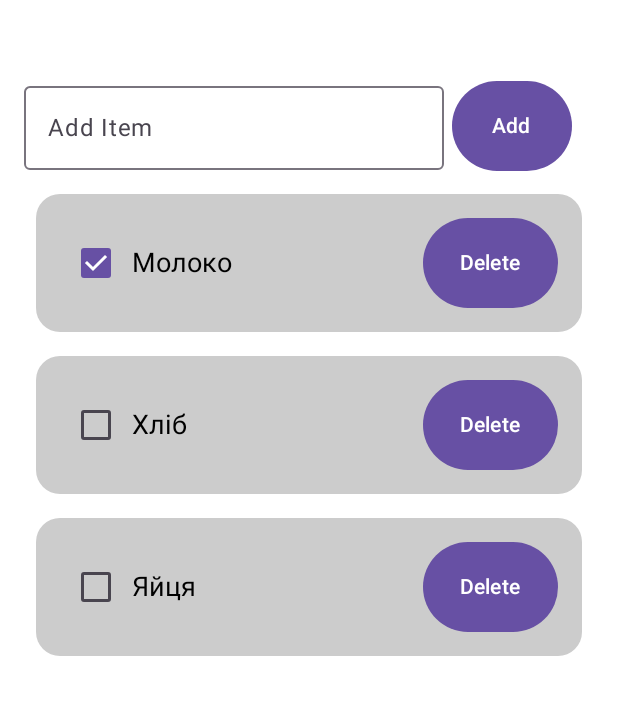
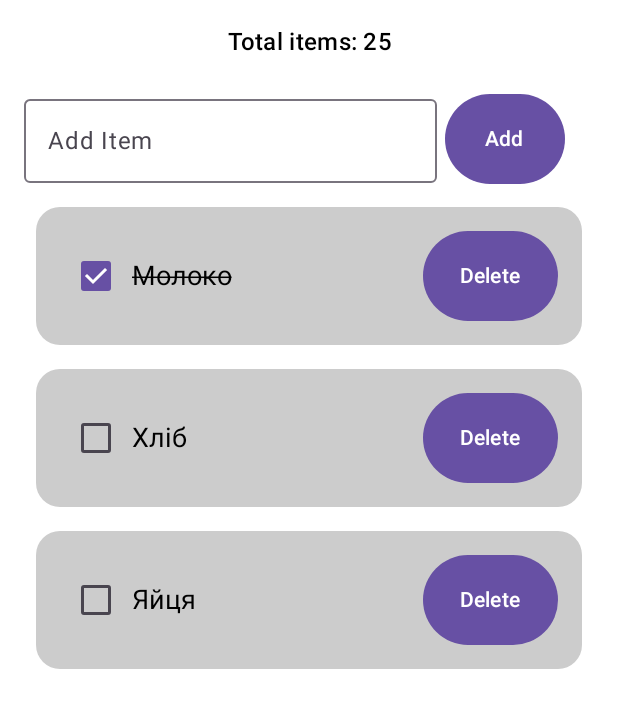
Before and after one commit to Chorn4/Lab5List, an Android app built with Jetpack Compose: the @Preview function ShoppingListScreenPreview, on a phone screen of 412 x 824 dp. Shown: the top 708 px of the screen. Run offline under Robolectric (Android 15) with nearby library versions, the phone set to English and light mode, and no system bars; our stand-ins replace Room's generated code.

Commit message:
add edit functionality, edit validation & text decor for item if isBought = true

```diff
--- a/app/build.gradle.kts
+++ b/app/build.gradle.kts
@@ -41,7 +41,6 @@ android {
 }
 
 dependencies {
-
     implementation(libs.androidx.core.ktx)
     implementation(libs.androidx.lifecycle.runtime.ktx)
     implementation(libs.androidx.activity.compose)
--- a/app/src/main/java/com/example/lab4project/MainActivity.kt
+++ b/app/src/main/java/com/example/lab4project/MainActivity.kt
@@ -2,16 +2,15 @@ package com.example.lab4project
 
 import android.app.Application
 import android.content.Context
-import android.icu.lang.UCharacter.VerticalOrientation
 import android.os.Bundle
 import androidx.activity.ComponentActivity
 import androidx.activity.compose.setContent
 import androidx.activity.enableEdgeToEdge
 import androidx.compose.foundation.background
 import androidx.compose.foundation.clickable
-import androidx.compose.foundation.layout.Column
+import androidx.compose.foundation.interaction.MutableInteractionSource
+import androidx.compose.foundation.layout.Box
 import androidx.compose.foundation.layout.Row
-import androidx.compose.foundation.layout.fillMaxHeight
 import androidx.compose.foundation.layout.fillMaxSize
 import androidx.compose.foundation.layout.fillMaxWidth
 import androidx.compose.foundation.layout.height
@@ -19,7 +18,6 @@ import androidx.compose.foundation.layout.padding
 import androidx.compose.foundation.layout.width
 import androidx.compose.foundation.lazy.LazyColumn
 import androidx.compose.foundation.lazy.itemsIndexed
-import androidx.compose.foundation.verticalScroll
 import androidx.compose.material3.Button
 import androidx.compose.material3.Checkbox
 import androidx.compose.material3.MaterialTheme
@@ -35,8 +33,11 @@ import androidx.compose.runtime.remember
 import androidx.compose.runtime.setValue
 import androidx.compose.ui.Alignment
 import androidx.compose.ui.Modifier
+import androidx.compose.ui.draw.clip
 import androidx.compose.ui.graphics.Color
 import androidx.compose.ui.platform.LocalContext
+import androidx.compose.ui.text.style.TextAlign
+import androidx.compose.ui.text.style.TextDecoration
 import androidx.compose.ui.tooling.preview.Preview
 import androidx.compose.ui.unit.dp
 import androidx.compose.ui.unit.sp
@@ -59,6 +60,7 @@ import androidx.room.Update
 import com.example.lab4project.ui.theme.Lab4ProjectTheme
 import kotlinx.coroutines.Dispatchers
 import kotlinx.coroutines.launch
+import kotlinx.coroutines.withContext
 
 class MainActivity : ComponentActivity() {
     override fun onCreate(savedInstanceState: Bundle?) {
@@ -158,6 +160,16 @@ class ShoppingListViewModel(application: Application): AndroidViewModel(applicat
         }
     }
 
+    // Додав функцію редагування
+    fun editItem(index: Int, newName: String){
+        viewModelScope.launch(Dispatchers.IO){
+            val item = _shoppingList[index]
+            val editedItem = item.copy(name = newName)
+            dao.updateItem(editedItem)
+            _shoppingList[index] = editedItem
+        }
+    }
+
     fun toggleBought(index: Int){
         viewModelScope.launch(Dispatchers.IO){
             val item = _shoppingList[index]
@@ -166,6 +178,20 @@ class ShoppingListViewModel(application: Application): AndroidViewModel(applicat
             _shoppingList[index] = updateItem
         }
     }
+
+    // Змінна для зберігання поточного змінюваного індексу
+    var currentEditingIndex by mutableStateOf<Int?>(null)
+        private set
+
+    // Функції для відстеження статусу редагування
+    fun startEditing(index: Int) {
+        currentEditingIndex = index
+    }
+
+    fun stopEditing() {
+        currentEditingIndex = null
+    }
+
 }
 
 // View
@@ -174,35 +200,87 @@ fun ShoppingItemCard(
     item: ShoppingItem,
     onToggleBought: () -> Unit = {},
     // Додав обробник події видалення
-    onDelete: () -> Unit = {}
+    onDelete: () -> Unit = {},
+    // Додав оброник події редагування
+    onEdit: (String) -> Unit = {},
+
+    // Додав змінну для збережння статусу редагування
+    isEditing: Boolean = false,
+    // Додав обробники подій для відстеження статусу редагування
+    onStartEdit: () -> Unit = {},
+    onStopEdit: () -> Unit = {}
 ){
+    // Додав змінну для тексту редагування
+    var editText by remember { mutableStateOf(item.name)}
+
     Row (
         modifier = Modifier
             .fillMaxWidth()
+            .clip(shape = MaterialTheme.shapes.small)
             .padding(8.dp)
             .background(
                 Color.LightGray,
                 // MaterialTheme.colorScheme.surfaceDim,
                 MaterialTheme.shapes.large
             )
-            //.clickable {onToggleBought()}
+            .clickable(
+                indication = null,
+                interactionSource = remember { MutableInteractionSource() }
+            ) { onStartEdit() }
             .padding(16.dp),
-        verticalAlignment = Alignment.CenterVertically
+        verticalAlignment = Alignment.CenterVertically,
     ){
-        Checkbox(checked = item.isBought, onCheckedChange = {
+        Checkbox(
+            checked = item.isBought,
+            onCheckedChange = {
                 onToggleBought()
+                onStopEdit()
         })
+
+        // Відображення залежно від стану isEditing
+        if (isEditing){
+            OutlinedTextField(
+                modifier = Modifier
+                    .width(70.dp)
+                    .weight(1f),
+                value = editText,
+                onValueChange = {editText = it},
+                singleLine = true
+            )
+            Button(
+                modifier = Modifier
+                    .height(60.dp)
+                    .width(90.dp),
+                onClick = {
+                    if (editText.isNotBlank()){
+                        onEdit(editText)
+                        onStopEdit()
+                    }
+                }
+            ) {
+                Text("Save")
+            }
+        } else{
             Text(
                 text = item.name,
                 modifier = Modifier.weight(1f),
                 fontSize = 18.sp,
+                textDecoration = if (item.isBought) TextDecoration.LineThrough else TextDecoration.None
             )
+
             // Додав кнопку видалення в UI
             Button(
-            modifier = Modifier.height(60.dp).width(90.dp),
-            onClick = onDelete
+                modifier = Modifier
+                    .height(60.dp)
+                    .width(90.dp),
+                onClick = {
+                    onDelete()
+                    onStopEdit()
+                }
+
             ) {
                 Text("Delete")
+            }
         }
     }
 }
@@ -219,19 +297,24 @@ class ShoppingListViewModelFactory(private val application: Application):
 }
 
 @Composable
-fun AddItemButton(addItem: (String) -> Unit = {}){
+fun AddItemButton(
+    addItem: (String) -> Unit = {},
+    onStopEdit: () -> Unit = {}
+){
     var text by remember { mutableStateOf("") }
 
     Row(modifier = Modifier
-        .padding(top = 25.dp)
         .fillMaxWidth()
         .height(80.dp)
     ) {
         OutlinedTextField(
-            modifier = Modifier.align(Alignment.CenterVertically),
+            modifier = Modifier
+                .align(Alignment.CenterVertically)
+                .width(275.dp),
             value = text,
             onValueChange = { text = it},
-            label = { Text("Add Item")}
+            label = { Text("Add Item")},
+            singleLine = true
         )
         Button(
             modifier = Modifier
@@ -242,6 +325,7 @@ fun AddItemButton(addItem: (String) -> Unit = {}){
             onClick = {
                 if (text.isNotEmpty()){
                     addItem(text)
+                    onStopEdit()
                     text = ""
                 }
             }) {
@@ -254,21 +338,42 @@ fun AddItemButton(addItem: (String) -> Unit = {}){
 fun ShoppingListScreen(viewModel: ShoppingListViewModel = viewModel(
     factory = ShoppingListViewModelFactory(LocalContext.current.applicationContext as Application)
 )){
+
     LazyColumn(
-        modifier = Modifier.fillMaxSize()
+        modifier = Modifier
+            .fillMaxSize()
             .padding(16.dp)
     ) {
+        // Додав відображення загальної кількості
+        item {
+            Text(
+                text = "Items bought: ${viewModel.shoppingList.count { it.isBought }}",
+                style = MaterialTheme.typography.titleMedium,
+                modifier = Modifier
+                    .fillMaxWidth()
+                    .padding(bottom = 10.dp),
+                textAlign = TextAlign.Center
+            )
+        }
         item{
-            AddItemButton{viewModel.addItem(it)}
+            AddItemButton(
+                addItem = {viewModel.addItem((it))},
+                onStopEdit = {viewModel.stopEditing()}
+            )
         }
         // Змінив принцип призначення лямба-функцій, вказавши всі ім'я параметрів
         itemsIndexed(viewModel.shoppingList){ ix, item ->
             ShoppingItemCard(
                 item = item,
                 onToggleBought = { viewModel.toggleBought(ix) },
-                onDelete = { viewModel.deleteItem(ix) }
+                onDelete = { viewModel.deleteItem(ix) },
+                onEdit = { newName -> viewModel.editItem(ix, newName)},
+                isEditing = viewModel.currentEditingIndex == ix,
+                onStartEdit = { viewModel.startEditing(ix)},
+                onStopEdit = { viewModel.stopEditing()}
             )
         }
+
     }
 }
 
@@ -282,9 +387,21 @@ fun ShoppingListScreenPreview(){
     )
 
     LazyColumn(
-        modifier = Modifier.fillMaxSize()
+        modifier = Modifier
+            .fillMaxSize()
             .padding(16.dp)
     ) {
+        item {
+            Text(
+                text = "Total items: 25",
+                style = MaterialTheme.typography.titleMedium,
+                modifier = Modifier
+                    .fillMaxWidth()
+                    .padding(bottom = 10.dp),
+                textAlign = TextAlign.Center
+            )
+        }
+
         item{
             AddItemButton{}
         }
--- a/gradle/libs.versions.toml
+++ b/gradle/libs.versions.toml
@@ -10,6 +10,7 @@ activityCompose = "1.10.1"
 composeBom = "2024.09.00"
 roomRuntimeAndroid = "2.7.1"
 room = "2.6.1"
+accompanist = "0.23.1"
 
 [libraries]
 androidx-core-ktx = { group = "androidx.core", name = "core-ktx", version.ref = "coreKtx" }
```
Lines whose indentation alone changed are shown as unchanged.
